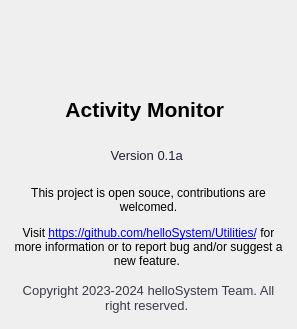
The window that Under Construction/Activity Monitor.app/Resources/dialog_about.ui (helloSystem/Utilities) describes before a commit, drawn with Qt 5.
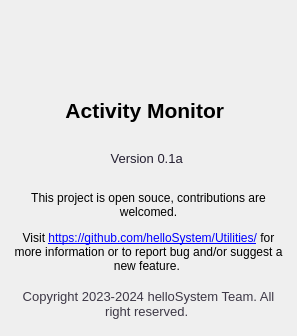
The same window after the commit. Icons and pictures are not drawn.

Diff of the .ui file:
```diff
--- a/Under Construction/Activity Monitor.app/Resources/dialog_about.ui
+++ b/Under Construction/Activity Monitor.app/Resources/dialog_about.ui
@@ -7,7 +7,7 @@
     <x>0</x>
     <y>0</y>
     <width>297</width>
-    <height>329</height>
+    <height>336</height>
    </rect>
   </property>
   <property name="sizePolicy">
```
Left out of the diff: 5 changed lines with no effect on the pictures.
